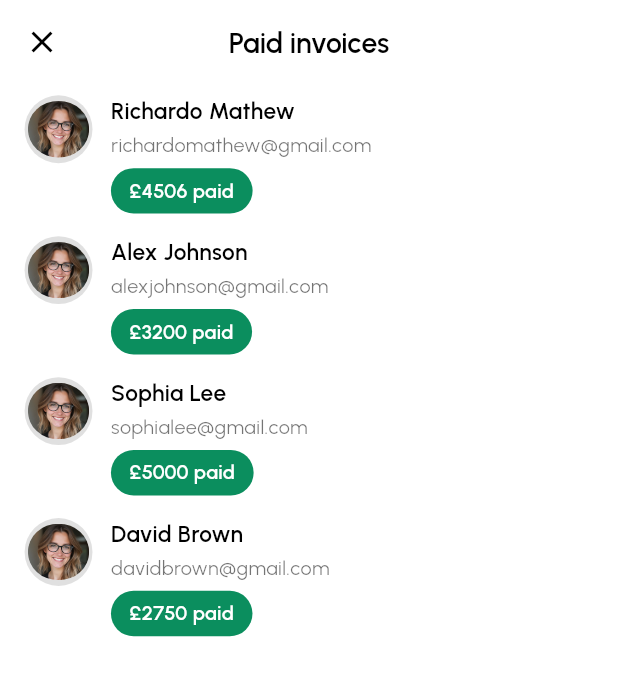
After one commit to ahizaz/fixxa_app, a Flutter app: the PaidInvoices screen opened directly, on a phone screen of 412 x 824 dp. The commit adds this screen. Shown: the top 676 px of the screen. Run offline on Flutter 3.47's test engine with Material 3 defaults, Android fonts, the phone set to English and light mode, and no system bars; our stand-ins replace fl_chart, flutter_screenutil, get, google_fonts, image_picker, just_audio and 2 more; missing offline and left inert: flutter_contacts_service, google_ml_kit, record, syncfusion_flutter_pdfviewer.

Commit message:
reportssectiondone

```diff
--- a/lib/feature/reports/controller/report_controller.dart
+++ b/lib/feature/reports/controller/report_controller.dart
@@ -1,3 +1,5 @@
+import 'package:fixxa_app/core/utils/constants/image_path.dart';
+import 'package:flutter/widgets.dart';
 import 'package:get/get.dart';
 
 class ReportController extends GetxController {
@@ -9,10 +11,13 @@ class ReportController extends GetxController {
 
   // Weekly chart values
   RxList<double> weeklyData = <double>[8000, 2000, 2000, 9000, 8500, 10000, 3500].obs;
-   RxList<double> weeklyDatabalance = <double>[80000, 2500, 2000, 95000, 8500, 10000, 3500].obs;
+  RxList<double> weeklyDatabalance = <double>[80000, 2500, 2000, 95000, 8500, 10000, 3500].obs;
 
   // Monthly chart values
-  RxList<double> monthlyData = <double>[30000, 45000, 25000, 60000, 40000, 50000, 55000, 35000, 70000, 45000, 60000, 30000].obs;
+  RxList<double> monthlyData = <double>[
+    30000, 45000, 25000, 60000, 40000, 50000,
+    55000, 35000, 70000, 45000, 60000, 30000
+  ].obs;
 
   // Summary values
   RxDouble paid = 0.0.obs;
@@ -36,4 +41,100 @@ class ReportController extends GetxController {
       reportType.value = "Weekly";
     }
   }
+
+  // ✅ Paid Invoices data (avatar সবসময় string path)
+  RxList<Map<String, dynamic>> paidInvoices = <Map<String, dynamic>>[
+    {
+      "name": "Richardo Mathew",
+      "email": "richardomathew@gmail.com",
+      "amount": 4506.0,
+      "currency": "£",
+      "avatar": ImagePath.client1,
+    },
+    {
+      "name": "Alex Johnson",
+      "email": "alexjohnson@gmail.com",
+      "amount": 3200.0,
+      "currency": "£",
+      "avatar": ImagePath.client1,
+    },
+    {
+      "name": "Sophia Lee",
+      "email": "sophialee@gmail.com",
+      "amount": 5000.0,
+      "currency": "£",
+      "avatar": ImagePath.client1,
+    },
+    {
+      "name": "David Brown",
+      "email": "davidbrown@gmail.com",
+      "amount": 2750.0,
+      "currency": "£",
+      "avatar": ImagePath.client1,
+    },
+  ].obs;
+   RxList<Map<String, dynamic>> unpaidInvoices = <Map<String, dynamic>>[
+    {
+      "name": "Richardo Mathew",
+      "email": "richardomathew@gmail.com",
+      "amount": 4506.0,
+      "currency": "£",
+      "avatar": ImagePath.client1,
+    },
+    {
+      "name": "Alex Johnson",
+      "email": "alexjohnson@gmail.com",
+      "amount": 3200.0,
+      "currency": "£",
+      "avatar": ImagePath.client1,
+    },
+    {
+      "name": "Sophia Lee",
+      "email": "sophialee@gmail.com",
+      "amount": 5000.0,
+      "currency": "£",
+      "avatar": ImagePath.client1,
+    },
+    {
+      "name": "David Brown",
+      "email": "davidbrown@gmail.com",
+      "amount": 2750.0,
+      "currency": "£",
+      "avatar": ImagePath.client1,
+    },
+  ].obs;
+   RxList<Map<String, dynamic>> totalInvoices = <Map<String, dynamic>>[
+    {
+      "name": "Richardo Mathew",
+      "email": "richardomathew@gmail.com",
+      "amount": 4506.0,
+      "currency": "£",
+      "status": "paid", // Add status field
+      "avatar": ImagePath.client1,
+    },
+    {
+      "name": "John Smith",
+      "email": "johnsmith@gmail.com",
+      "amount": 3200.0,
+      "currency": "£",
+      "status": "unpaid",
+      "avatar": ImagePath.client1,
+    },
+    {
+      "name": "Emma Wilson",
+      "email": "emmawilson@gmail.com",
+      "amount": 5100.0,
+      "currency": "£",
+      "status": "paid",
+      "avatar": ImagePath.client1,
+    },
+    {
+      "name": "Michael Brown",
+      "email": "michaelbrown@gmail.com",
+      "amount": 2800.0,
+      "currency": "£",
+      "status": "unpaid",
+      "avatar": ImagePath.client1,
+    },
+  ].obs;
 }
--- /dev/null
+++ b/lib/feature/reports/screen/paid_invoices.dart
@@ -0,0 +1,98 @@
+import 'package:fixxa_app/feature/reports/controller/report_controller.dart';
+import 'package:flutter/material.dart';
+import 'package:flutter_screenutil/flutter_screenutil.dart';
+import 'package:get/get.dart';
+import 'package:google_fonts/google_fonts.dart';
+
+class PaidInvoices extends StatelessWidget {
+  const PaidInvoices({super.key});
+
+  @override
+  Widget build(BuildContext context) {
+    final ReportController controller = Get.put(ReportController());
+    return Scaffold(
+      appBar: AppBar(
+        backgroundColor: Colors.white,
+        elevation: 0,
+        leading: IconButton(
+          icon: Icon(Icons.close, color: Colors.black),
+          onPressed: () => Navigator.pop(context),
+        ),
+        title: Text(
+          "Paid invoices",
+          style: GoogleFonts.urbanist(
+            fontSize: 20.sp,
+            fontWeight: FontWeight.w600,
+            color: Colors.black,
+          ),
+        ),
+        centerTitle: true,
+      ),
+      body: Obx(() => ListView.separated(
+        padding: EdgeInsets.symmetric(horizontal: 16.w, vertical: 8.h),
+        itemCount: controller.paidInvoices.length,
+        separatorBuilder: (_, __) => SizedBox(height: 16.h),
+        itemBuilder: (context, index) {
+          final invoice = controller.paidInvoices[index];
+          return Row(
+            crossAxisAlignment: CrossAxisAlignment.start,
+            children: [
+              CircleAvatar(
+                radius: 24.r,
+                backgroundColor: Colors.grey.shade300,
+                child: ClipOval(
+                  child: Image.asset(
+                    invoice['avatar'],
+                    fit: BoxFit.cover,
+                    width: 40.w,
+                    height: 40.h,
+                  ),
+                ),
+              ),
+              SizedBox(width: 12.w),
+              Expanded(
+                child: Column(
+                  crossAxisAlignment: CrossAxisAlignment.start,
+                  children: [
+                    Text(
+                      invoice['name'],
+                      style: GoogleFonts.urbanist(
+                        fontSize: 16.sp,
+                        fontWeight: FontWeight.w600,
+                        color: Colors.black,
+                      ),
+                    ),
+                    SizedBox(height: 2.h),
+                    Text(
+                      invoice['email'],
+                      style: GoogleFonts.urbanist(
+                        fontSize: 14.sp,
+                        color: Colors.black54,
+                      ),
+                    ),
+                    SizedBox(height: 6.h),
+                    Container(
+                      padding: EdgeInsets.symmetric(horizontal: 12.w, vertical: 6.h),
+                      decoration: BoxDecoration(
+                        color: Color(0xff0B8E5E),
+                        borderRadius: BorderRadius.circular(999.r),
+                      ),
+                      child: Text(
+                        "${invoice['currency']}${invoice['amount'].toStringAsFixed(0)} paid",
+                        style: GoogleFonts.urbanist(
+                          fontSize: 14.sp,
+                          color: Colors.white,
+                          fontWeight: FontWeight.w600,
+                        ),
+                      ),
+                    ),
+                  ],
+                ),
+              ),
+            ],
+          );
+        },
+      )),
+    );
+  }
+}
```
Also changed, not shown: lib/feature/reports/controller/chat_controller.dart (added, +35 -0 lines), lib/feature/reports/screen/ai_chat_bot.dart (added, +147 -0 lines), lib/feature/reports/screen/invoices_report.dart (+35 -8 lines), lib/feature/reports/screen/reports.dart (+17 -6 lines), lib/feature/reports/screen/total_report.dart (added, +94 -0 lines), lib/feature/reports/screen/unpaid_invoices.dart (added, +99 -0 lines).
